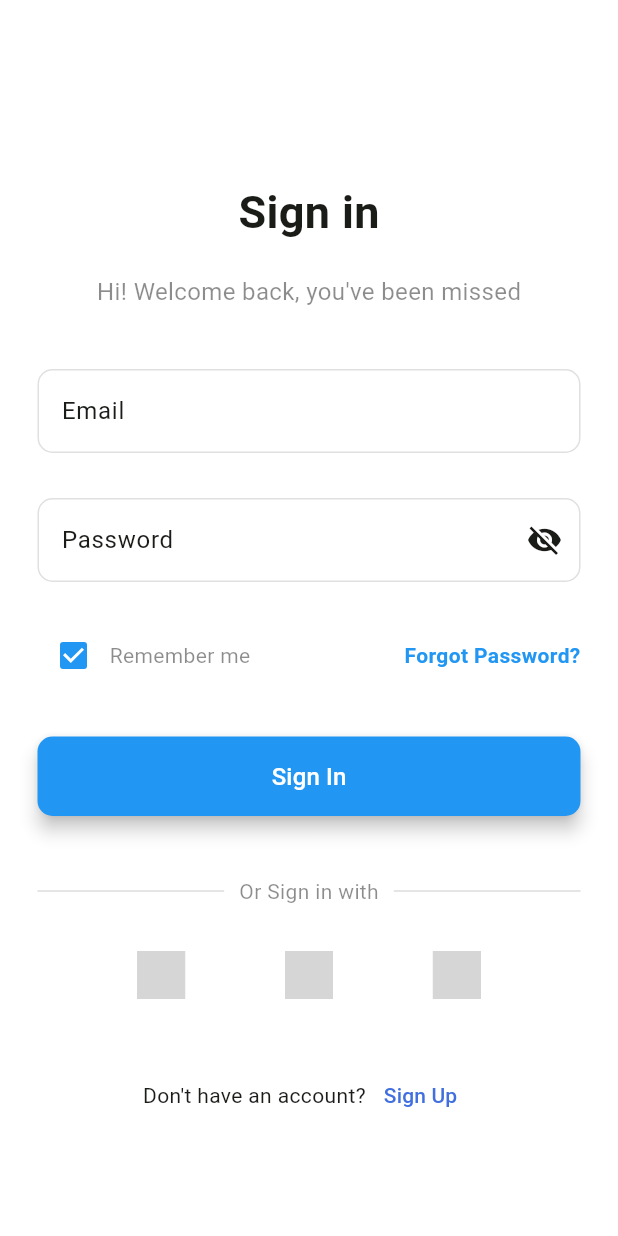
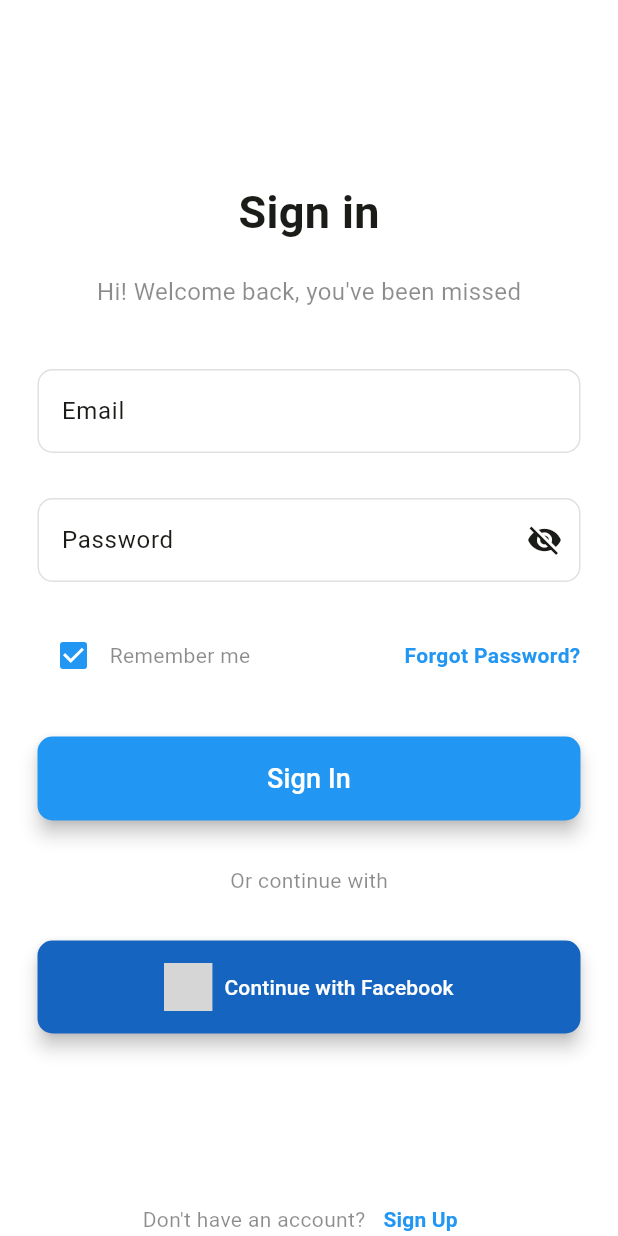
Before and after one commit to MuthuCapz/Sign_in_hospital, a Flutter app: the SignInScreen screen opened directly, on a phone screen of 412 x 824 dp. Run offline on Flutter 3.47's test engine with Material 3 defaults, Android fonts, the phone set to English and light mode, and no system bars; our stand-ins replace firebase_auth, firebase_core, icons_plus; missing offline and left inert: flutter_facebook_auth; accounts and stored records are empty; grey boxes are pictures that could not be loaded.

Commit message:
commit aug9

```diff
--- a/lib/screens/signin_screen.dart
+++ b/lib/screens/signin_screen.dart
@@ -1,11 +1,11 @@
 import 'package:flutter/material.dart';
 import 'package:flutter/services.dart';
-import 'package:firebase_auth/firebase_auth.dart'; // Firebase Auth
-import 'package:icons_plus/icons_plus.dart'; // Icon pack
+import 'package:firebase_auth/firebase_auth.dart'; // Import Firebase Auth
+import 'package:flutter_facebook_auth/flutter_facebook_auth.dart';
+import 'package:flutter_facebook_auth/flutter_facebook_auth.dart'; // Import Facebook Auth
+import 'package:icons_plus/icons_plus.dart';
 import 'package:signin/screens/signup_screen.dart';
 import 'package:signin/screens/verify_code_screen.dart'; // Import VerifyCodeScreen
-import 'package:firebase_auth/firebase_auth.dart'; // Import Firebase Authentication
-import 'package:flutter_facebook_auth/flutter_facebook_auth.dart'; // Facebook Auth package
 import 'home_screen.dart'; // Import the HomeScreen
 
 class SignInScreen extends StatefulWidget {
@@ -23,44 +23,6 @@ class _SignInScreenState extends State<SignInScreen> {
   final TextEditingController _passwordController = TextEditingController();
 
   final FirebaseAuth _auth = FirebaseAuth.instance;
-
-  // Facebook sign-in method
-  Future<void> _signInWithFacebook(BuildContext context) async {
-    try {
-      final LoginResult result =
-          await FacebookAuth.instance.login(); // Trigger the login flow
-
-      if (result.status == LoginStatus.success) {
-        // Get the access token
-        final AccessToken? accessToken = result.accessToken;
-
-        // Create a credential from the access token
-        final OAuthCredential credential =
-            FacebookAuthProvider.credential(accessToken!.token);
-
-        // Sign in with Firebase
-        await FirebaseAuth.instance.signInWithCredential(credential);
-
-        // Navigate to the home screen after successful login
-        Navigator.pushReplacement(
-          context,
-          MaterialPageRoute(builder: (context) => const HomeScreen()),
-        );
-      } else if (result.status == LoginStatus.cancelled) {
-        ScaffoldMessenger.of(context).showSnackBar(
-          const SnackBar(content: Text('Facebook login cancelled by user')),
-        );
-      } else {
-        ScaffoldMessenger.of(context).showSnackBar(
-          SnackBar(content: Text('Facebook login failed: ${result.message}')),
-        );
-      }
-    } catch (e) {
-      ScaffoldMessenger.of(context).showSnackBar(
-        SnackBar(content: Text('An error occurred: $e')),
-      );
-    }
-  }
 
   Future<void> _resetPassword() async {
     final email = _emailController.text;
@@ -84,6 +46,45 @@ class _SignInScreenState extends State<SignInScreen> {
       }
       ScaffoldMessenger.of(context).showSnackBar(
         SnackBar(content: Text(message)),
+      );
+    }
+  }
+
+  // Facebook Login
+  Future<void> _signInWithFacebook() async {
+    try {
+      // Trigger the Facebook sign-in flow
+      final LoginResult result = await FacebookAuth.instance.login();
+
+      if (result.status == LoginStatus.success) {
+        // Obtain the access token from the result object
+        final accessToken = result.accessToken!.token;
+
+        // Use the access token to create a Facebook credential
+        final OAuthCredential facebookAuthCredential =
+            FacebookAuthProvider.credential(accessToken);
+
+        // Sign in with the Facebook credential into Firebase
+        UserCredential userCredential =
+            await _auth.signInWithCredential(facebookAuthCredential);
+
+        // Navigate to HomeScreen after successful login
+        Navigator.pushReplacement(
+          context,
+          MaterialPageRoute(builder: (context) => HomeScreen()),
+        );
+      } else if (result.status == LoginStatus.cancelled) {
+        ScaffoldMessenger.of(context).showSnackBar(
+          const SnackBar(content: Text('Facebook login cancelled')),
+        );
+      } else if (result.status == LoginStatus.failed) {
+        ScaffoldMessenger.of(context).showSnackBar(
+          SnackBar(content: Text('Facebook login failed: ${result.message}')),
+        );
+      }
+    } catch (e) {
+      ScaffoldMessenger.of(context).showSnackBar(
+        SnackBar(content: Text('An error occurred: $e')),
       );
     }
   }
@@ -259,7 +260,7 @@ class _SignInScreenState extends State<SignInScreen> {
                               Navigator.push(
                                 context,
                                 MaterialPageRoute(
-                                  builder: (context) => const HomeScreen(),
+                                  builder: (context) => HomeScreen(),
                                 ),
                               );
                             } on FirebaseAuthException catch (e) {
@@ -271,6 +272,7 @@ class _SignInScreenState extends State<SignInScreen> {
                                 message =
                                     'Wrong password provided for that user.';
                               }
+
                               ScaffoldMessenger.of(context).showSnackBar(
                                 SnackBar(content: Text(message)),
                               );
@@ -279,56 +281,48 @@ class _SignInScreenState extends State<SignInScreen> {
                         },
                         child: const Text(
                           'Sign In',
-                          style: TextStyle(fontSize: 16.0),
+                          style: TextStyle(
+                            color: Colors.white,
+                            fontSize: 18.0,
                           ),
                         ),
-                    ),
-                    const SizedBox(height: 40),
-                    Row(
-                      mainAxisAlignment: MainAxisAlignment.center,
-                      children: [
-                        Expanded(
-                          child: Divider(
-                            thickness: 0.7,
-                            color: Colors.grey.withOpacity(0.5),
-                          ),
-                        ),
-                        const Padding(
-                          padding: EdgeInsets.symmetric(horizontal: 10.0),
-                          child: Text(
-                            'Or Sign in with',
-                            style: TextStyle(
-                              color: Colors.black45,
-                            ),
-                          ),
-                        ),
-                        Expanded(
-                          child: Divider(
-                            thickness: 0.7,
-                            color: Colors.grey.withOpacity(0.5),
                       ),
                     ),
                   ],
                 ),
+              ),
               const SizedBox(height: 30),
-                    Row(
-                      mainAxisAlignment: MainAxisAlignment.spaceEvenly,
-                      children: [
-                        Logo(Logos.apple),
-                        Logo(Logos.google),
-                        GestureDetector(
-                          onTap: () {
-                            _signInWithFacebook(context); // Facebook login
+              const Text(
+                'Or continue with',
+                style: TextStyle(color: Colors.black45),
+              ),
+              const SizedBox(height: 30),
+              // Facebook Button
+              SizedBox(
+                width: double.infinity,
+                child: ElevatedButton.icon(
+                  style: ElevatedButton.styleFrom(
+                    padding: const EdgeInsets.symmetric(vertical: 15.0),
+                    backgroundColor: Colors.blue[800], // Facebook blue
+                    shape: RoundedRectangleBorder(
+                      borderRadius: BorderRadius.circular(10),
+                    ),
+                  ),
+                  onPressed: () {
+                    _signInWithFacebook();
                   },
-                          child: Logo(Logos.facebook_f),
+                  icon: Logo(Logos.facebook_f),
+                  label: const Text('Continue with Facebook'),
                 ),
-                      ],
               ),
-                    const SizedBox(height: 40),
+              const SizedBox(height: 100),
               Row(
                 mainAxisAlignment: MainAxisAlignment.center,
                 children: [
-                        const Text('Don\'t have an account?'),
+                  const Text(
+                    'Don\'t have an account?',
+                    style: TextStyle(color: Colors.black45),
+                  ),
                   TextButton(
                     onPressed: () {
                       Navigator.push(
@@ -338,13 +332,15 @@ class _SignInScreenState extends State<SignInScreen> {
                         ),
                       );
                     },
-                          child: const Text('Sign Up'),
+                    child: const Text(
+                      'Sign Up',
+                      style: TextStyle(
+                        color: Colors.blue,
+                        fontWeight: FontWeight.bold,
+                      ),
+                    ),
                   ),
                 ],
-                    ),
-                    const SizedBox(height: 40),
-                  ],
-                ),
               ),
             ],
           ),
@@ -353,3 +349,11 @@ class _SignInScreenState extends State<SignInScreen> {
     );
   }
 }
+
+// Add this at the top of your Dart file
+extension AccessTokenExtension on AccessToken {
+  // Create a getter for token
+  String get token {
+    return this.token!;
+  }
+}
--- a/pubspec.yaml
+++ b/pubspec.yaml
@@ -40,6 +40,7 @@ dependencies:
   firebase_core: ^3.3.0
   firebase_auth: ^5.2.0
   flutter_facebook_auth: ^7.1.0
+  provider: ^6.1.2
 
 
 
```
Also changed, not shown: pubspec.lock, 3 other files. Lines whose indentation alone changed are shown as unchanged.
